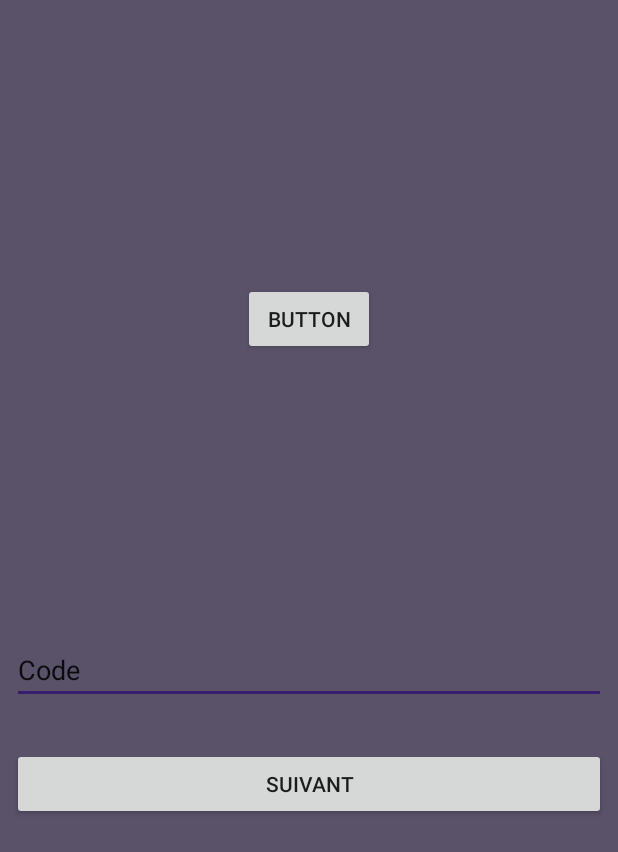
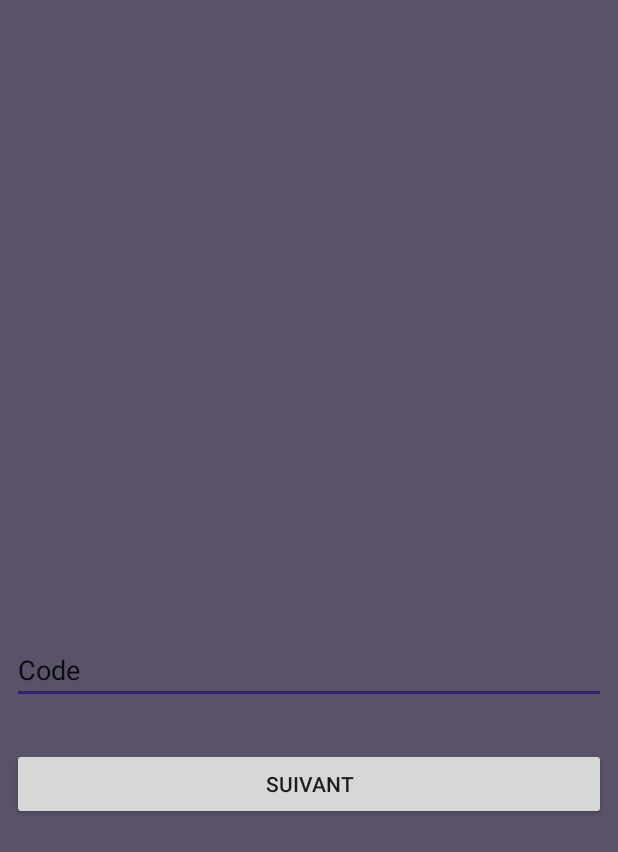
Before and after one commit to deosadamas/WeMeme, an Android app: the CodeActivity screen opened directly, with no data from a screen before it, on a phone screen of 412 x 824 dp. Shown: the top 852 px of the screen. Run offline under Robolectric (Android 15) with nearby library versions, the light colour scheme and no system bars; our stand-ins replace Volley; network calls fail.

Commit message:
NICE
NICE

```diff
--- a/App/WeMeme/app/build.gradle
+++ b/App/WeMeme/app/build.gradle
@@ -1,5 +1,4 @@
 apply plugin: 'com.android.application'
-apply plugin: 'com.google.gms.google-services'
 
 android {
     compileSdkVersion 25
--- a/App/WeMeme/app/src/main/java/wememe/com/EmailRequest.java
+++ b/App/WeMeme/app/src/main/java/wememe/com/EmailRequest.java
@@ -12,11 +12,11 @@ import java.util.Map;
 
 public class EmailRequest extends StringRequest {
 
-    private static final String EMAIL_REQUEST_URL = "http://bronze4life.ca/mobile_app/index.php?prefix=json&p=email";
+    private static final String EMAIL_REQUEST_URL = "http://bronze4life.ca/mobile_app/index.php?prefix=json&p=emailsend";
     private Map<String, String> params;
 
-    public EmailRequest(String pEmailSign, String pnom) {
-        super(Method.POST, EMAIL_REQUEST_URL, null,  null);
+    public EmailRequest(String pEmailSign, String pnom, Response.Listener<String> listener) {
+        super(Method.POST, EMAIL_REQUEST_URL, listener,  null);
         params = new HashMap<>();
         params.put("email", pEmailSign);
         params.put("nom", pnom);
--- a/App/WeMeme/app/src/main/java/wememe/com/LoginRequest.java
+++ b/App/WeMeme/app/src/main/java/wememe/com/LoginRequest.java
@@ -10,13 +10,13 @@ import java.util.Map;
 
 public class LoginRequest extends StringRequest {
 
-    private static final String LOGIN_REQUEST_URL = "http://bronze4life.ca/login.php";
+    private static final String LOGIN_REQUEST_URL = "http://bronze4life.ca/mobile_app/index.php?prefix=json&p=login";
     private Map<String, String> params;
 
     public LoginRequest(String pMemeurLog, String pMotDePasseLog, Response.Listener<String> listener) {
         super(Method.POST, LOGIN_REQUEST_URL, listener, null);
         params = new HashMap<>();
-        params.put("memeur", pMemeurLog);
+        params.put("email", pMemeurLog);
         params.put("password", pMotDePasseLog);
     }
 
--- a/App/WeMeme/app/src/main/java/wememe/com/RegisterActivity.java
+++ b/App/WeMeme/app/src/main/java/wememe/com/RegisterActivity.java
@@ -20,10 +20,6 @@ import org.json.JSONException;
 import org.json.JSONObject;
 
 public class RegisterActivity extends AppCompatActivity {
-
-
-    public boolean emailFirst = false;
-    public boolean emailrequest = false;
 
     @Override
     protected void onCreate(Bundle savedInstanceState) {
@@ -130,7 +126,7 @@ public class RegisterActivity extends AppCompatActivity {
                                 }
                             }
                             else {
-                                Intent intent = new Intent(RegisterActivity.this, CodeActivity.class);
+                                Intent intent = new Intent(RegisterActivity.this, LoginActivity.class);
                                 intent.putExtra("email",emailSign);
                                 intent.putExtra("nom",memeurSign);
                                 startActivity(intent);
--- a/App/WeMeme/app/src/main/res/layout/activity_code.xml
+++ b/App/WeMeme/app/src/main/res/layout/activity_code.xml
@@ -45,22 +45,5 @@
         android:layout_marginStart="8dp"
         android:layout_marginEnd="8dp" />
 
-    <Button
-        android:id="@+id/btnen"
-        android:layout_width="wrap_content"
-        android:layout_height="wrap_content"
-        android:layout_marginBottom="8dp"
-        android:layout_marginLeft="8dp"
-        android:layout_marginRight="8dp"
-        android:layout_marginTop="8dp"
-        android:text="Button"
-        app:layout_constraintBottom_toTopOf="@+id/editText"
-        app:layout_constraintLeft_toLeftOf="parent"
-        app:layout_constraintRight_toRightOf="parent"
-        app:layout_constraintTop_toTopOf="parent"
-        app:layout_constraintVertical_bias="0.502"
-        android:layout_marginStart="8dp"
-        android:layout_marginEnd="8dp" />
-
 
 </android.support.constraint.ConstraintLayout>
--- a/App/WeMeme/build.gradle
+++ b/App/WeMeme/build.gradle
@@ -6,7 +6,6 @@ buildscript {
     }
     dependencies {
         classpath 'com.android.tools.build:gradle:2.3.0'
-        classpath 'com.google.gms:google-services:3.0.0'
 
         // NOTE: Do not place your application dependencies here; they belong
         // in the individual module build.gradle files
```
Also changed, not shown: App/WeMeme/app/src/main/java/wememe/com/CodeActivity.java (+16 -37 lines), App/WeMeme/app/src/main/java/wememe/com/LoginActivity.java (+6 -4 lines).
